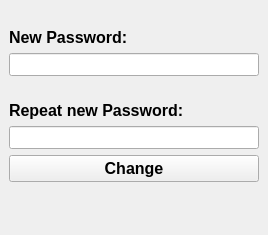
First picture: the form in Login_sys/GraphicGui/GGUIs/RequestNewPasswordGGUI.ui, repository 1King-coder/LoginSistemWithMySQL, before the edit.
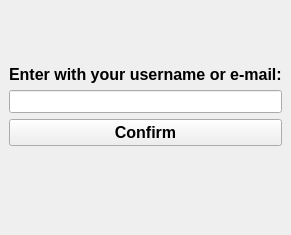
Second picture: the form after the edit.

Patch:
```diff
--- a/Login_sys/GraphicGui/GGUIs/RequestNewPasswordGGUI.ui
+++ b/Login_sys/GraphicGui/GGUIs/RequestNewPasswordGGUI.ui
@@ -27,12 +27,12 @@
        <string/>
       </property>
       <property name="echoMode">
-       <enum>QLineEdit::Password</enum>
+       <enum>QLineEdit::Normal</enum>
       </property>
      </widget>
     </item>
-    <item row="5" column="0">
-     <widget class="QPushButton" name="Change_btn">
+    <item row="3" column="0">
+     <widget class="QPushButton" name="Confirm">
       <property name="font">
        <font>
         <family>Microsoft YaHei UI</family>
@@ -42,7 +42,7 @@
        </font>
       </property>
       <property name="text">
-       <string>Change</string>
+       <string>Confirm</string>
       </property>
      </widget>
     </item>
@@ -57,45 +57,14 @@
        </font>
       </property>
       <property name="text">
-       <string>New Password:</string>
+       <string>Enter with your username or e-mail:</string>
       </property>
       <property name="alignment">
        <set>Qt::AlignBottom|Qt::AlignLeading|Qt::AlignLeft</set>
       </property>
      </widget>
     </item>
-    <item row="2" column="0">
-     <widget class="QLabel" name="label">
-      <property name="font">
-       <font>
-        <family>Microsoft YaHei UI</family>
-        <pointsize>12</pointsize>
-        <weight>75</weight>
-        <bold>true</bold>
-       </font>
-      </property>
-      <property name="text">
-       <string>Repeat new Password:</string>
-      </property>
-      <property name="alignment">
-       <set>Qt::AlignBottom|Qt::AlignLeading|Qt::AlignLeft</set>
-      </property>
-     </widget>
-    </item>
-    <item row="3" column="0">
-     <widget class="QLineEdit" name="New_pass_repeat">
-      <property name="font">
-       <font>
-        <family>Microsoft YaHei UI</family>
-        <pointsize>10</pointsize>
-       </font>
-      </property>
-      <property name="echoMode">
-       <enum>QLineEdit::Password</enum>
-      </property>
-     </widget>
-    </item>
-    <item row="6" column="0">
+    <item row="4" column="0">
      <widget class="QLabel" name="Response">
       <property name="font">
        <font>
```
Left out of the diff: 7 changed lines with no effect on the pictures.
